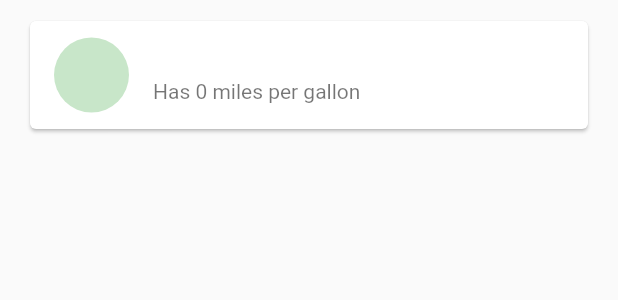
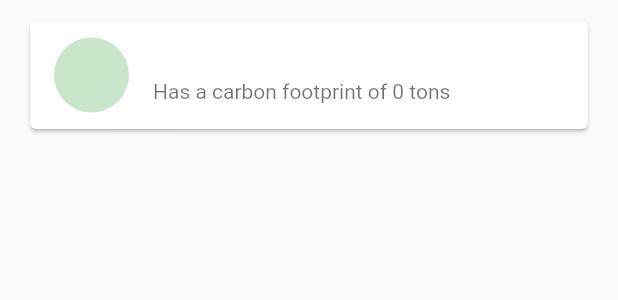
Before and after one commit to paramsdamle/ecofootprint, a Flutter app: the FootprintTile widget shown alone on an empty page, opened directly with empty values, on a phone screen of 412 x 824 dp. Shown: the top 300 px of the screen. Run offline on Flutter 3.47's test engine with Material 2 defaults, Android fonts, the phone set to English and light mode, and no system bars; our stand-ins replace cloud_firestore, firebase_auth, flutter_spinkit; accounts and stored records are empty.

Commit message:
Sorted homepage by footprint and name

```diff
--- a/eco/lib/models/footprint.dart
+++ b/eco/lib/models/footprint.dart
@@ -1,4 +1,6 @@
 class Footprint {
+
+  final String name;
 
   final String carType; // electric, gas, diesel, public, air
   final int miles;
@@ -18,6 +20,7 @@ class Footprint {
   final int footprint; // total footprint
 
   Footprint({
+    this.name,
     this.carType,
     this.miles,
     this.mpg,
--- a/eco/lib/screens/home/footprint_list.dart
+++ b/eco/lib/screens/home/footprint_list.dart
@@ -14,6 +14,8 @@ class _FootprintListState extends State<FootprintList> {
 
     final footprints = Provider.of<List<Footprint>>(context) ?? [];
 
+    footprints.sort((a,b) => a.footprint.compareTo(b.footprint));
+
     return ListView.builder(
       itemCount: footprints.length,
       itemBuilder: (context, index) {
--- a/eco/lib/screens/home/footprint_tile.dart
+++ b/eco/lib/screens/home/footprint_tile.dart
@@ -18,8 +18,8 @@ class FootprintTile extends StatelessWidget {
             backgroundColor: Colors.green[100],
             // backgroundImage: AssetImage('assets/coffee_icon.png'),
           ),
-          title: Text(fp.carType),
-          subtitle: Text('Has ${fp.mpg} miles per gallon'),
+          title: Text(fp.name),
+          subtitle: Text('Has a carbon footprint of ${fp.footprint} tons'),
         ),
       ),
     );
--- a/eco/lib/services/database.dart
+++ b/eco/lib/services/database.dart
@@ -1,4 +1,3 @@
-import 'package:eco/models/brew.dart';
 import 'package:eco/models/footprint.dart';
 import 'package:eco/models/user.dart';
 import 'package:cloud_firestore/cloud_firestore.dart';
@@ -52,6 +51,7 @@ class DatabaseService {
   List<Footprint> _fpListFromSnapshot(QuerySnapshot snapshot) {
     return snapshot.documents.map((doc){
       return Footprint(
+          name: doc.data['name'] ?? '',
           carType: doc.data['carType'] ?? '',
           miles: doc.data['miles'] ?? 0,
           mpg: doc.data['mpg'] ?? 0,
```
Also changed, not shown: eco/lib/models/brew.dart (deleted, +0 -9 lines), eco/lib/screens/home/brew_list.dart (deleted, +0 -24 lines), eco/lib/screens/home/brew_tile.dart (deleted, +0 -27 lines).
